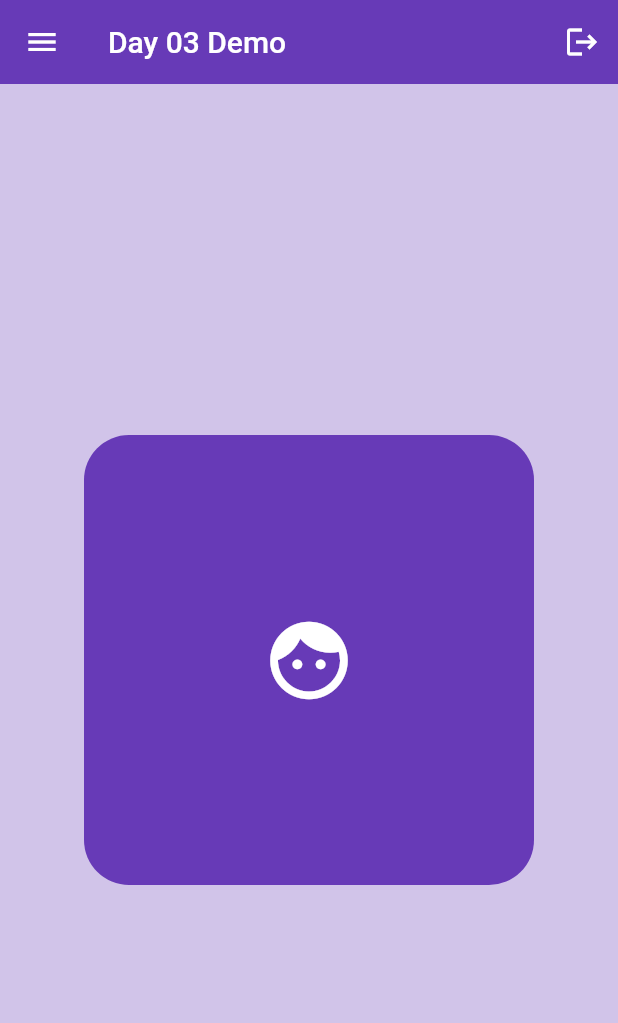
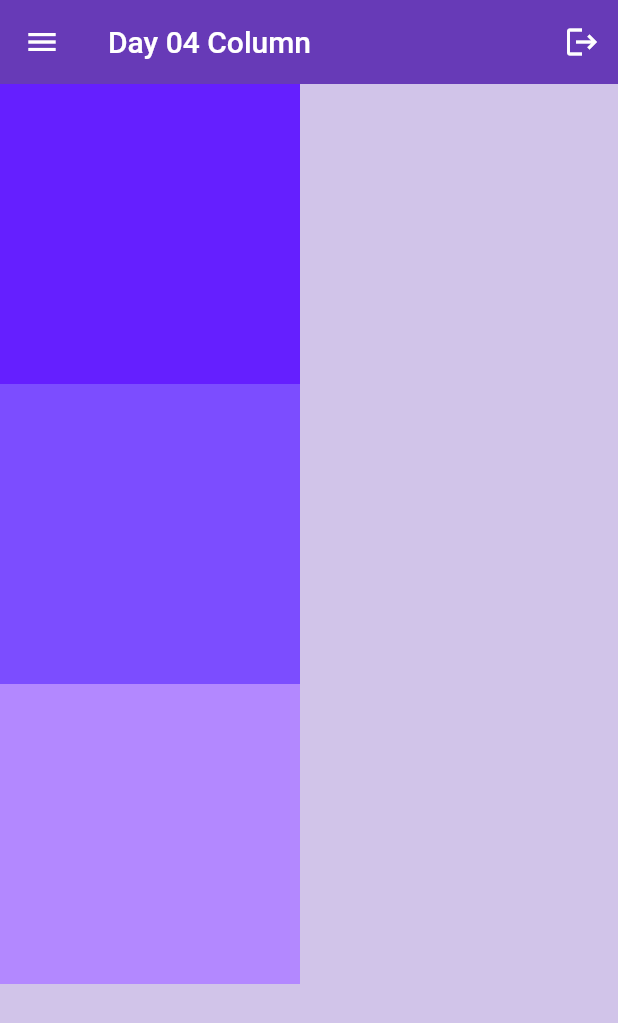
Before and after one commit to Pradhyumna1986/FlutterProjects, a Flutter app: the screen it shows after launch, on a phone screen of 412 x 824 dp. Shown: the top 1023 px of the screen. Run offline on Flutter 3.47's test engine with Material 2 defaults, Android fonts, the phone set to English and light mode, and no system bars.

Commit message:
Column demo

```diff
--- a/lib/main.dart
+++ b/lib/main.dart
@@ -1,4 +1,3 @@
-import 'package:flutter/material.dart';
 import 'package:flutter/material.dart';
 
 void main() {
@@ -17,7 +16,7 @@ class MyApp extends StatelessWidget {
       home: Scaffold(
         backgroundColor: Colors.deepPurple[100],
         appBar: AppBar(
-          title: const Text('Day 03 Demo'),
+          title: const Text('Day 04 Column'),
           backgroundColor: Colors.deepPurple,
           elevation: 0,
           leading: const Icon(Icons.menu),
@@ -28,18 +27,26 @@ class MyApp extends StatelessWidget {
             ),
           ],
         ),
-        body: Center(
-          child: Container(
-            height: 300,
-            width: 300,
-            // padding: const EdgeInsets.all(25),
-            decoration: BoxDecoration(
-                color: Colors.deepPurple,
-                borderRadius: BorderRadius.circular(30)),
-            padding: const EdgeInsets.all(25),
-            child: const Icon(Icons.face_rounded, color: Colors.white, size: 62),
+        body: Column(children: [
+          //1st container
+          Container(
+            height: 200,
+            width: 200,
+            color: Colors.deepPurpleAccent[400],
           ),
-        ),
+          //2nd container
+          Container(
+            height: 200,
+            width: 200,
+            color: Colors.deepPurpleAccent[200],
+          ),
+          //3rd container
+          Container(
+            height: 200,
+            width: 200,
+            color: Colors.deepPurpleAccent[100],
+          )
+        ]),
       ),
     );
   }
```
